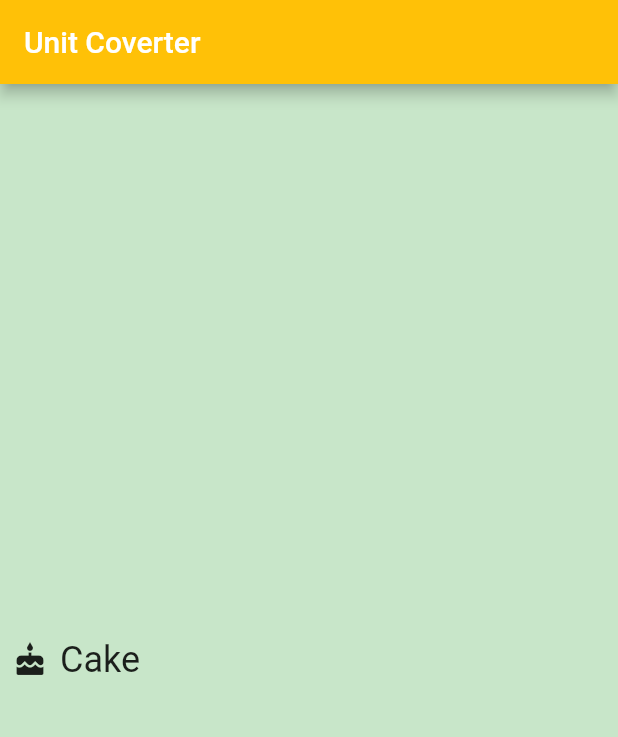
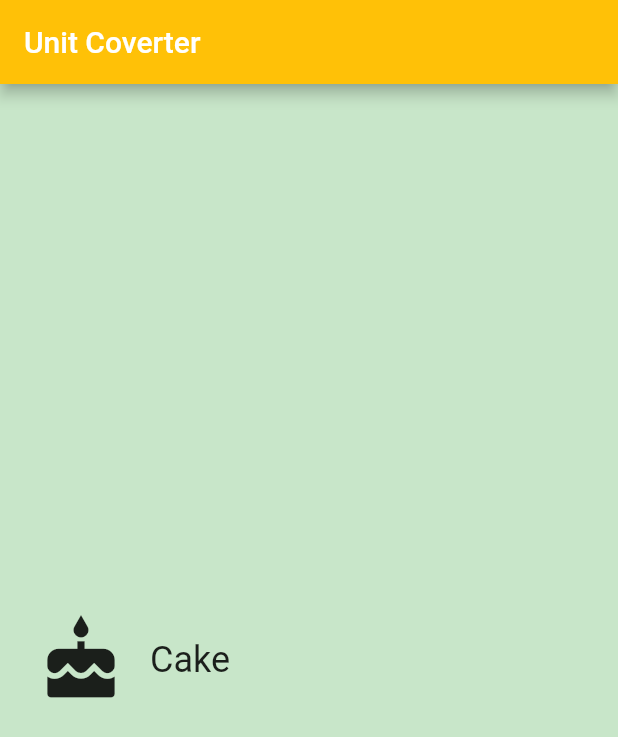
Before and after one commit to NaagAlgates/udacity_quiz_13, a Flutter app: the screen it shows after launch, on a phone screen of 412 x 824 dp. Shown: the top 737 px of the screen. Run offline on Flutter 3.47's test engine with Material 2 defaults, Android fonts, the phone set to English and light mode, and no system bars.

Commit message:
Added InkWell and padding as per the requirement

```diff
--- a/lib/category.dart
+++ b/lib/category.dart
@@ -13,9 +13,9 @@ import 'package:flutter/material.dart';
 ///
 
 class Category extends StatelessWidget {
-  final String name;
-  final ColorSwatch color;
-  final IconData iconLocation;
+  final String categoryName;
+  final ColorSwatch categoryColor;
+  final IconData categoryIcon;
 
   /// Creates a [Category].
   ///
@@ -26,12 +26,12 @@ class Category extends StatelessWidget {
   // in the assert statement.
   const Category({
     Key key,
-    @required this.name,
-    @required this.color,
-    @required this.iconLocation,
-  })  : assert(name != null),
-        assert(color != null),
-        assert(iconLocation != null),
+    @required this.categoryName,
+    @required this.categoryColor,
+    @required this.categoryIcon,
+  })  : assert(categoryName != null),
+        assert(categoryColor != null),
+        assert(categoryIcon != null),
         super(key: key);
 
   Widget build(BuildContext context) {
@@ -40,21 +40,35 @@ class Category extends StatelessWidget {
 
     return Material(
         color: Colors.transparent,
+        child: new Padding(
+          padding: const EdgeInsets.all(8.0),
+          child: new Container(
+              height: 100.0,
+              child: new InkWell(
+                borderRadius: BorderRadius.circular(50.0),
+                highlightColor: categoryColor,
+                onTap: () {
+                  print('I was tapped!');
+                },
                 child: new Row(
                   crossAxisAlignment: CrossAxisAlignment.stretch,
                   children: <Widget>[
                     new Padding(
-            padding: const EdgeInsets.all(8.0),
-            child: Icon(iconLocation),
+                      padding: const EdgeInsets.all(16.0),
+                      child: Icon(
+                        categoryIcon,
+                        size: 60.0,
+                      ),
                     ),
                     new Center(
                         child: Text(
-            name,
-            style: Theme.of(context).textTheme.headline,
+                      categoryName,
+                      style: new TextStyle(fontSize: 24.0),
                       textAlign: TextAlign.center,
                     ))
                   ],
                 ),
-    );
+              )),
+        ));
   }
 }
--- a/lib/main.dart
+++ b/lib/main.dart
@@ -31,9 +31,9 @@ class UnitConverterApp extends StatelessWidget {
         body: Center(
           // TODO: Determine what properties you'll need to pass into the widget
           child: Category(
-            name: _categoryName,
-            color: _categoryColor,
-            iconLocation: _categoryIcon,
+            categoryName: _categoryName,
+            categoryColor: _categoryColor,
+            categoryIcon: _categoryIcon,
           ),
         ),
       ),
```
Lines whose indentation alone changed are shown as unchanged.
